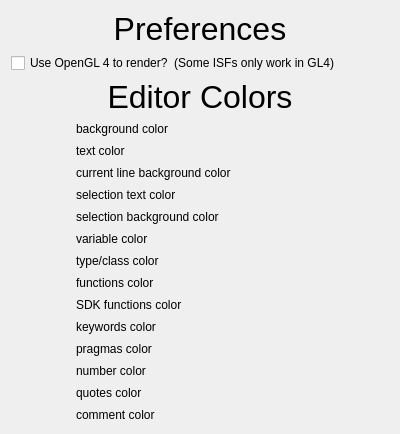
Qt form examples/Qt/ISFEditor/ISFEditor_app/Preferences.ui (mrRay/VVISF-GL) before a commit.
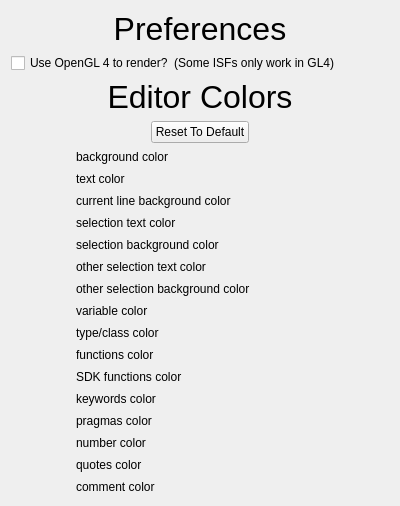
The same form after that commit. Custom widgets are drawn as their Qt base class.

Patch:
```diff
--- a/examples/Qt/ISFEditor/ISFEditor_app/Preferences.ui
+++ b/examples/Qt/ISFEditor/ISFEditor_app/Preferences.ui
@@ -7,7 +7,7 @@
     <x>0</x>
     <y>0</y>
     <width>400</width>
-    <height>420</height>
+    <height>506</height>
    </rect>
   </property>
   <property name="windowTitle">
@@ -57,6 +57,23 @@
      </property>
     </widget>
    </item>
+   <item>
+    <layout class="QHBoxLayout" name="horizontalLayout">
+     <item>
+      <widget class="QPushButton" name="color_reset_button">
+       <property name="sizePolicy">
+        <sizepolicy hsizetype="Fixed" vsizetype="Fixed">
+         <horstretch>0</horstretch>
+         <verstretch>0</verstretch>
+        </sizepolicy>
+       </property>
+       <property name="text">
+        <string>Reset To Default</string>
+       </property>
+      </widget>
+     </item>
+    </layout>
+   </item>
    <item>
     <layout class="QFormLayout" name="formLayout">
      <item row="0" column="0">
@@ -159,7 +176,7 @@
        </property>
       </widget>
      </item>
-     <item row="5" column="0">
+     <item row="7" column="0">
       <widget class="QLabelClickable" name="color_txt_var">
        <property name="minimumSize">
         <size>
@@ -172,14 +189,14 @@
        </property>
       </widget>
      </item>
-     <item row="5" column="1">
+     <item row="7" column="1">
       <widget class="QLabel" name="label_8">
        <property name="text">
         <string>variable color</string>
        </property>
       </widget>
      </item>
-     <item row="6" column="0">
+     <item row="8" column="0">
       <widget class="QLabelClickable" name="color_txt_typeClass">
        <property name="minimumSize">
         <size>
@@ -192,14 +209,14 @@
        </property>
       </widget>
      </item>
-     <item row="6" column="1">
+     <item row="8" column="1">
       <widget class="QLabel" name="label_15">
        <property name="text">
         <string>type/class color</string>
        </property>
       </widget>
      </item>
-     <item row="7" column="0">
+     <item row="9" column="0">
       <widget class="QLabelClickable" name="color_txt_funcs">
        <property name="minimumSize">
         <size>
@@ -212,14 +229,14 @@
        </property>
       </widget>
      </item>
-     <item row="7" column="1">
+     <item row="9" column="1">
       <widget class="QLabel" name="label_16">
        <property name="text">
         <string>functions color</string>
        </property>
       </widget>
      </item>
-     <item row="8" column="0">
+     <item row="10" column="0">
       <widget class="QLabelClickable" name="color_txt_sdkFuncs">
        <property name="minimumSize">
         <size>
@@ -232,14 +249,14 @@
        </property>
       </widget>
      </item>
-     <item row="8" column="1">
+     <item row="10" column="1">
       <widget class="QLabel" name="label_17">
        <property name="text">
         <string>SDK functions color</string>
        </property>
       </widget>
      </item>
-     <item row="9" column="0">
+     <item row="11" column="0">
       <widget class="QLabelClickable" name="color_txt_keywords">
        <property name="minimumSize">
         <size>
@@ -252,14 +269,14 @@
        </property>
       </widget>
      </item>
-     <item row="9" column="1">
+     <item row="11" column="1">
       <widget class="QLabel" name="label_18">
        <property name="text">
         <string>keywords color</string>
        </property>
       </widget>
      </item>
-     <item row="10" column="0">
+     <item row="12" column="0">
       <widget class="QLabelClickable" name="color_txt_pragmas">
        <property name="minimumSize">
         <size>
@@ -272,14 +289,14 @@
        </property>
       </widget>
      </item>
-     <item row="10" column="1">
+     <item row="12" column="1">
       <widget class="QLabel" name="label_19">
        <property name="text">
         <string>pragmas color</string>
        </property>
       </widget>
      </item>
-     <item row="11" column="0">
+     <item row="13" column="0">
       <widget class="QLabelClickable" name="color_txt_numbers">
        <property name="minimumSize">
         <size>
@@ -292,14 +309,14 @@
        </property>
       </widget>
      </item>
-     <item row="11" column="1">
+     <item row="13" column="1">
       <widget class="QLabel" name="label_20">
        <property name="text">
         <string>number color</string>
        </property>
       </widget>
      </item>
-     <item row="12" column="0">
+     <item row="14" column="0">
       <widget class="QLabelClickable" name="color_txt_quotes">
        <property name="minimumSize">
         <size>
@@ -312,14 +329,14 @@
        </property>
       </widget>
      </item>
-     <item row="12" column="1">
+     <item row="14" column="1">
       <widget class="QLabel" name="label_23">
        <property name="text">
         <string>quotes color</string>
        </property>
       </widget>
      </item>
-     <item row="13" column="0">
+     <item row="15" column="0">
       <widget class="QLabelClickable" name="color_txt_comment">
        <property name="minimumSize">
         <size>
@@ -332,13 +349,53 @@
        </property>
       </widget>
      </item>
-     <item row="13" column="1">
+     <item row="15" column="1">
       <widget class="QLabel" name="label_24">
        <property name="text">
         <string>comment color</string>
        </property>
       </widget>
      </item>
+     <item row="5" column="0">
+      <widget class="QLabelClickable" name="color_txt_seltxt_alt">
+       <property name="minimumSize">
+        <size>
+         <width>59</width>
+         <height>16</height>
+        </size>
+       </property>
+       <property name="text">
+        <string/>
+       </property>
+      </widget>
+     </item>
+     <item row="5" column="1">
+      <widget class="QLabel" name="label_7">
+       <property name="text">
+        <string>other selection text color</string>
+       </property>
+      </widget>
+     </item>
+     <item row="6" column="0">
+      <widget class="QLabelClickable" name="color_txt_selbg_alt">
+       <property name="minimumSize">
+        <size>
+         <width>59</width>
+         <height>16</height>
+        </size>
+       </property>
+       <property name="text">
+        <string/>
+       </property>
+      </widget>
+     </item>
+     <item row="6" column="1">
+      <widget class="QLabel" name="label_10">
+       <property name="text">
+        <string>other selection background color</string>
+       </property>
+      </widget>
+     </item>
     </layout>
    </item>
   </layout>
```
